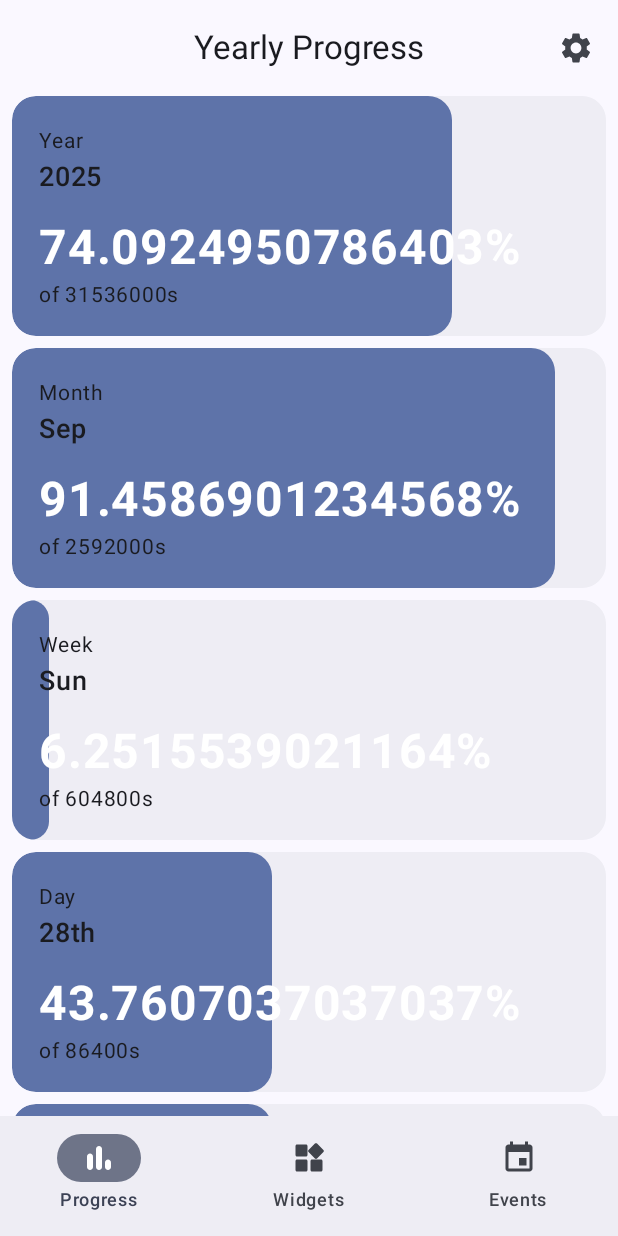
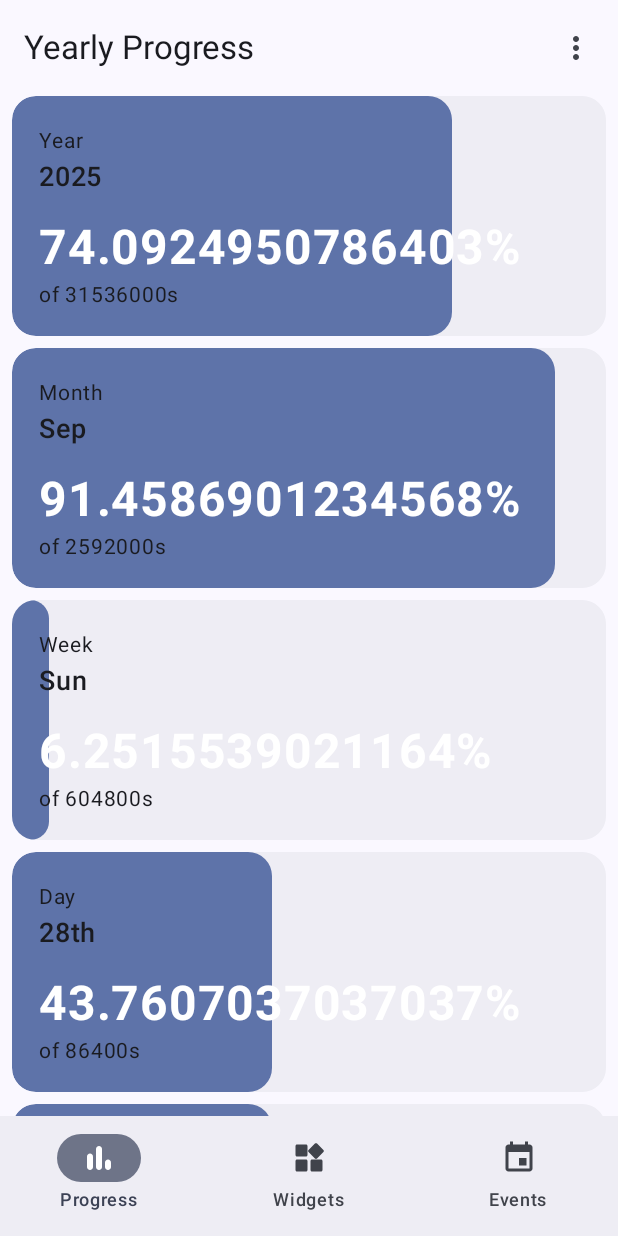
Before and after one commit to a2ke5e1/yearly-progress, an Android app built with Jetpack Compose: the screen it shows after launch (MainActivity), on a phone screen of 412 x 824 dp. Run offline under Robolectric (Android 15) with nearby library versions, the phone set to English and light mode, and no system bars; our stand-ins replace Dagger/Hilt's generated code, window size class.

Commit message:
feat: Refactor TopAppBar with More Menu and Scroll Behavior
This commit refactors the `AppTopBar` and integrates it with scrolling behavior in `MainActivity`.

Key changes:
- Modified `AppTopBar.kt`:
    - Replaced the `Settings` icon button with a `MoreVert` icon button that opens a `DropdownMenu`.
    - The `DropdownMenu` currently contains a "Settings" item.
    - Changed `CenterAlignedTopAppBar` to `TopAppBar`.
    - Added `scrollBehavior` parameter to `AppTopBar` and applied it.
- Updated `MainActivity.kt`:
    - Implemented `TopAppBarDefaults.pinnedScrollBehavior()` for the `AppTopBar`.
    - Applied `modifier = Modifier.nestedScroll(scrollBehavior.nestedScrollConnection)` to the `Scaffold` in both compact and medium/expanded layouts to enable the top app bar to react to scroll events.
    - Passed the `scrollBehavior` to the `AppTopBar` composable.

```diff
--- a/app/src/main/java/com/a3/yearlyprogess/app/MainActivity.kt
+++ b/app/src/main/java/com/a3/yearlyprogess/app/MainActivity.kt
@@ -10,11 +10,14 @@ import androidx.compose.foundation.layout.WindowInsets
 import androidx.compose.foundation.layout.fillMaxSize
 import androidx.compose.foundation.layout.padding
 import androidx.compose.foundation.layout.safeDrawing
+import androidx.compose.material3.ExperimentalMaterial3Api
 import androidx.compose.material3.Scaffold
+import androidx.compose.material3.TopAppBarDefaults
 import androidx.compose.material3.windowsizeclass.ExperimentalMaterial3WindowSizeClassApi
 import androidx.compose.material3.windowsizeclass.WindowWidthSizeClass
 import androidx.compose.material3.windowsizeclass.calculateWindowSizeClass
 import androidx.compose.ui.Modifier
+import androidx.compose.ui.input.nestedscroll.nestedScroll
 import androidx.core.splashscreen.SplashScreen.Companion.installSplashScreen
 import androidx.navigation.compose.rememberNavController
 import com.a3.yearlyprogess.app.navigation.AppNavGraph
@@ -26,6 +29,7 @@ import dagger.hilt.android.AndroidEntryPoint
 
 @AndroidEntryPoint
 class MainActivity : ComponentActivity() {
+    @OptIn(ExperimentalMaterial3Api::class)
     override fun onCreate(savedInstanceState: Bundle?) {
         super.onCreate(savedInstanceState)
         installSplashScreen()
@@ -35,12 +39,15 @@ class MainActivity : ComponentActivity() {
             YearlyProgressTheme {
                 val navController = rememberNavController()
                 val windowSizeClass = calculateWindowSizeClass(activity = this@MainActivity)
+                val scrollBehavior = TopAppBarDefaults.pinnedScrollBehavior()
 
                 when (windowSizeClass.widthSizeClass) {
                     WindowWidthSizeClass.Compact -> {
                         // Phone
                         Scaffold(
-                            topBar = { AppTopBar() }, bottomBar = {
+                            modifier = Modifier.nestedScroll(scrollBehavior.nestedScrollConnection),
+                            topBar = { AppTopBar(scrollBehavior = scrollBehavior) },
+                            bottomBar = {
                                 BottomNavigationBar(navController)
                             }, contentWindowInsets = WindowInsets.safeDrawing
                         ) { innerPadding ->
@@ -55,7 +62,8 @@ class MainActivity : ComponentActivity() {
                             ) {
                                 AppNavigationRail(navController)
                             Scaffold(
-                                topBar = { AppTopBar() },
+                                modifier = Modifier.nestedScroll(scrollBehavior.nestedScrollConnection),
+                                topBar = { AppTopBar(scrollBehavior = scrollBehavior) },
                                 contentWindowInsets = WindowInsets.safeDrawing
                             ) { innerPadding ->
                                 AppNavGraph(
--- a/app/src/main/java/com/a3/yearlyprogess/app/ui/AppTopBar.kt
+++ b/app/src/main/java/com/a3/yearlyprogess/app/ui/AppTopBar.kt
@@ -1,30 +1,54 @@
 package com.a3.yearlyprogess.app.ui
 
-
+import androidx.compose.foundation.layout.Box
 import androidx.compose.material.icons.Icons
-import androidx.compose.material.icons.filled.Settings
-import androidx.compose.material3.CenterAlignedTopAppBar
+import androidx.compose.material.icons.filled.MoreVert
+import androidx.compose.material3.DropdownMenu
+import androidx.compose.material3.DropdownMenuItem
 import androidx.compose.material3.ExperimentalMaterial3Api
 import androidx.compose.material3.Icon
 import androidx.compose.material3.IconButton
 import androidx.compose.material3.Text
-import androidx.compose.material3.TopAppBarDefaults
+import androidx.compose.material3.TopAppBar
+import androidx.compose.material3.TopAppBarScrollBehavior
 import androidx.compose.runtime.Composable
+import androidx.compose.runtime.getValue
+import androidx.compose.runtime.mutableStateOf
+import androidx.compose.runtime.remember
+import androidx.compose.runtime.setValue
+import androidx.compose.ui.Modifier
 
 @OptIn(ExperimentalMaterial3Api::class)
 @Composable
 fun AppTopBar(
+    modifier: Modifier = Modifier,
     title: String = "Yearly Progress",
+    scrollBehavior: TopAppBarScrollBehavior,
     onSettingsClick: () -> Unit = {}
 ) {
-    CenterAlignedTopAppBar(
+    var expanded by remember { mutableStateOf(false) }
+    TopAppBar(
         title = { Text(title) },
         actions = {
-            IconButton(onClick = onSettingsClick) {
-                Icon(
-                    Icons.Filled.Settings, contentDescription = "Settings"
-                )
+            // More menu button
+            Box {
+                IconButton(onClick = { expanded = true }) {
+                    Icon(Icons.Default.MoreVert, contentDescription = "More")
+                }
+
+                DropdownMenu(
+                    expanded = expanded, onDismissRequest = { expanded = false }) {
+                    DropdownMenuItem(text = { Text("Settings") }, onClick = {
+                        expanded = false
+                        onSettingsClick()
+                    })
+                    // You can add more items here in the future
+                    // DropdownMenuItem(
+                    //     text = { Text("Help") },
+                    //     onClick = { ... }
+                    // )
+                }
             }
-        },
+        }, scrollBehavior = scrollBehavior, modifier = modifier
     )
 }
```
